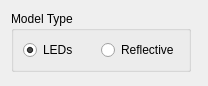
Above: src/qt_gui/single_edit.ui from mavak/linux-track before the change. Below: the same form after it.
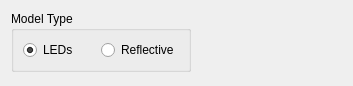
That is the form after the change.

```diff
--- a/src/qt_gui/single_edit.ui
+++ b/src/qt_gui/single_edit.ui
@@ -6,14 +6,14 @@
    <rect>
     <x>0</x>
     <y>0</y>
-    <width>208</width>
+    <width>353</width>
     <height>86</height>
    </rect>
   </property>
   <property name="windowTitle">
    <string>Form</string>
   </property>
-  <layout class="QHBoxLayout" name="horizontalLayout_3">
+  <layout class="QVBoxLayout" name="verticalLayout_2">
    <item>
     <layout class="QVBoxLayout" name="verticalLayout">
      <item>
```
